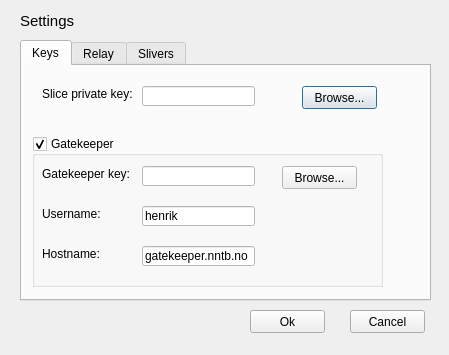
This is src/demogui/settingsdialog.ui in henrikvs/nornetdemo as Qt 5 draws it before an edit. The edited form follows.
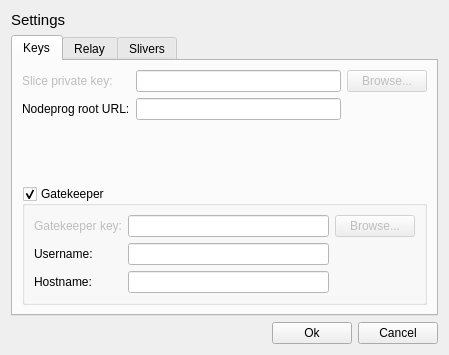
This is the edited form. The open tabs and pages were chosen to show the change.

Diff of the .ui file:
```diff
--- a/src/demogui/settingsdialog.ui
+++ b/src/demogui/settingsdialog.ui
@@ -11,17 +11,11 @@
    </rect>
   </property>
   <property name="windowTitle">
-   <string>Dialog</string>
+   <string>Settings</string>
   </property>
+  <layout class="QVBoxLayout" name="verticalLayout">
+   <item>
   <widget class="QLabel" name="label">
-   <property name="geometry">
-    <rect>
-     <x>20</x>
-     <y>10</y>
-     <width>101</width>
-     <height>21</height>
-    </rect>
-   </property>
    <property name="font">
     <font>
      <pointsize>11</pointsize>
@@ -31,15 +25,9 @@
     <string>Settings</string>
    </property>
   </widget>
+   </item>
+   <item>
   <widget class="QTabWidget" name="Relay">
-   <property name="geometry">
-    <rect>
-     <x>20</x>
-     <y>40</y>
-     <width>411</width>
-     <height>261</height>
-    </rect>
-   </property>
    <property name="palette">
     <palette>
      <active>
@@ -105,169 +93,180 @@
     </palette>
    </property>
    <property name="currentIndex">
-    <number>2</number>
+      <number>0</number>
    </property>
    <widget class="QWidget" name="tab">
     <attribute name="title">
      <string>Keys</string>
     </attribute>
+      <layout class="QVBoxLayout" name="verticalLayout_5">
+       <item>
+        <layout class="QHBoxLayout" name="horizontalLayout_3">
+         <item>
+          <layout class="QFormLayout" name="formLayout_2">
+           <item row="0" column="0">
     <widget class="QLabel" name="label_2">
-     <property name="geometry">
-      <rect>
-       <x>20</x>
-       <y>20</y>
-       <width>91</width>
-       <height>16</height>
-      </rect>
+             <property name="enabled">
+              <bool>false</bool>
      </property>
      <property name="text">
       <string>Slice private key:</string>
      </property>
     </widget>
+           </item>
+           <item row="0" column="1">
     <widget class="QLineEdit" name="sliverKeyEdit">
-     <property name="geometry">
-      <rect>
-       <x>120</x>
-       <y>20</y>
-       <width>113</width>
-       <height>20</height>
-      </rect>
-     </property>
-    </widget>
+             <property name="enabled">
+              <bool>false</bool>
+             </property>
+            </widget>
+           </item>
+           <item row="1" column="0">
+            <widget class="QLabel" name="label_10">
+             <property name="text">
+              <string>Nodeprog root URL:</string>
+             </property>
+            </widget>
+           </item>
+           <item row="1" column="1">
+            <widget class="QLineEdit" name="rootUrlEdit"/>
+           </item>
+          </layout>
+         </item>
+         <item>
+          <layout class="QVBoxLayout" name="verticalLayout_2">
+           <item>
     <widget class="QPushButton" name="sliverKeyBrowseButton">
-     <property name="geometry">
-      <rect>
-       <x>280</x>
-       <y>20</y>
-       <width>75</width>
-       <height>23</height>
-      </rect>
+             <property name="enabled">
+              <bool>false</bool>
      </property>
      <property name="text">
       <string>Browse...</string>
      </property>
     </widget>
+           </item>
+           <item>
+            <spacer name="verticalSpacer_3">
+             <property name="orientation">
+              <enum>Qt::Vertical</enum>
+             </property>
+             <property name="sizeHint" stdset="0">
+              <size>
+               <width>20</width>
+               <height>40</height>
+              </size>
+             </property>
+            </spacer>
+           </item>
+          </layout>
+         </item>
+        </layout>
+       </item>
+       <item>
     <widget class="QGroupBox" name="gatekeeperBox">
-     <property name="geometry">
-      <rect>
-       <x>10</x>
-       <y>70</y>
-       <width>351</width>
-       <height>151</height>
-      </rect>
-     </property>
      <property name="title">
       <string>Gatekeeper</string>
      </property>
      <property name="checkable">
       <bool>true</bool>
      </property>
-     <widget class="QPushButton" name="gatekeeperKeyBrowseButton">
-      <property name="geometry">
-       <rect>
-        <x>250</x>
-        <y>30</y>
-        <width>75</width>
-        <height>23</height>
-       </rect>
-      </property>
-      <property name="text">
-       <string>Browse...</string>
-      </property>
-     </widget>
-     <widget class="QLineEdit" name="gatekeeperKeyEdit">
-      <property name="geometry">
-       <rect>
-        <x>110</x>
-        <y>30</y>
-        <width>113</width>
-        <height>20</height>
-       </rect>
-      </property>
-      <property name="text">
-       <string/>
-      </property>
-     </widget>
+         <layout class="QHBoxLayout" name="horizontalLayout_2">
+          <item>
+           <layout class="QGridLayout" name="gridLayout">
+            <item row="0" column="0" rowspan="2">
+             <layout class="QFormLayout" name="formLayout">
+              <property name="fieldGrowthPolicy">
+               <enum>QFormLayout::AllNonFixedFieldsGrow</enum>
+              </property>
+              <item row="0" column="0">
      <widget class="QLabel" name="label_3">
-      <property name="geometry">
-       <rect>
-        <x>10</x>
-        <y>30</y>
-        <width>91</width>
-        <height>16</height>
-       </rect>
+                <property name="enabled">
+                 <bool>false</bool>
       </property>
       <property name="text">
        <string>Gatekeeper key:</string>
       </property>
      </widget>
+              </item>
+              <item row="0" column="1">
+               <widget class="QLineEdit" name="gatekeeperKeyEdit">
+                <property name="enabled">
+                 <bool>false</bool>
+                </property>
+                <property name="text">
+                 <string/>
+                </property>
+               </widget>
+              </item>
+              <item row="1" column="0">
      <widget class="QLabel" name="label_4">
-      <property name="geometry">
-       <rect>
-        <x>10</x>
-        <y>70</y>
-        <width>91</width>
-        <height>16</height>
-       </rect>
-      </property>
       <property name="text">
        <string>Username:</string>
       </property>
      </widget>
+              </item>
+              <item row="1" column="1">
      <widget class="QLineEdit" name="usernameEdit">
-      <property name="geometry">
-       <rect>
-        <x>110</x>
-        <y>70</y>
-        <width>113</width>
-        <height>20</height>
-       </rect>
-      </property>
       <property name="text">
-       <string>henrik</string>
-      </property>
-     </widget>
+                 <string/>
+                </property>
+               </widget>
+              </item>
+              <item row="2" column="0">
      <widget class="QLabel" name="label_5">
-      <property name="geometry">
-       <rect>
-        <x>10</x>
-        <y>110</y>
-        <width>91</width>
-        <height>16</height>
-       </rect>
-      </property>
       <property name="text">
        <string>Hostname:</string>
       </property>
      </widget>
+              </item>
+              <item row="2" column="1">
      <widget class="QLineEdit" name="hostnameEdit">
-      <property name="geometry">
-       <rect>
-        <x>110</x>
-        <y>110</y>
-        <width>113</width>
-        <height>20</height>
-       </rect>
-      </property>
+                <property name="text">
+                 <string/>
+                </property>
+               </widget>
+              </item>
+             </layout>
+            </item>
+            <item row="0" column="1">
+             <widget class="QPushButton" name="gatekeeperKeyBrowseButton">
+              <property name="enabled">
+               <bool>false</bool>
+              </property>
       <property name="text">
-       <string>gatekeeper.nntb.no</string>
-      </property>
-     </widget>
-    </widget>
+               <string>Browse...</string>
+              </property>
+             </widget>
+            </item>
+            <item row="1" column="1">
+             <spacer name="verticalSpacer">
+              <property name="orientation">
+               <enum>Qt::Vertical</enum>
+              </property>
+              <property name="sizeHint" stdset="0">
+               <size>
+                <width>20</width>
+                <height>40</height>
+               </size>
+              </property>
+             </spacer>
+            </item>
+           </layout>
+          </item>
+         </layout>
+        </widget>
+       </item>
+      </layout>
    </widget>
    <widget class="QWidget" name="tab_3">
     <attribute name="title">
      <string>Relay</string>
     </attribute>
+      <layout class="QHBoxLayout" name="horizontalLayout_7">
+       <item>
+        <layout class="QVBoxLayout" name="verticalLayout_3">
+         <item>
     <widget class="QGroupBox" name="relayBox">
-     <property name="geometry">
-      <rect>
-       <x>10</x>
-       <y>20</y>
-       <width>351</width>
-       <height>121</height>
-      </rect>
-     </property>
      <property name="title">
       <string>Relay server</string>
      </property>
@@ -277,167 +276,203 @@
      <property name="checked">
       <bool>true</bool>
      </property>
-     <widget class="QLineEdit" name="relayHostnameEdit">
-      <property name="geometry">
-       <rect>
-        <x>110</x>
-        <y>30</y>
-        <width>113</width>
-        <height>20</height>
-       </rect>
-      </property>
-      <property name="text">
-       <string>toki.dlinkddns.com</string>
-      </property>
-     </widget>
+           <layout class="QHBoxLayout" name="horizontalLayout_4">
+            <item>
+             <layout class="QFormLayout" name="formLayout_3">
+              <item row="0" column="0">
      <widget class="QLabel" name="label_8">
-      <property name="geometry">
-       <rect>
-        <x>10</x>
-        <y>30</y>
-        <width>91</width>
-        <height>16</height>
-       </rect>
-      </property>
       <property name="text">
        <string>Host name:</string>
       </property>
      </widget>
+              </item>
+              <item row="0" column="1">
+               <widget class="QLineEdit" name="relayHostnameEdit">
+                <property name="text">
+                 <string/>
+                </property>
+               </widget>
+              </item>
+              <item row="1" column="0">
      <widget class="QLabel" name="label_9">
-      <property name="geometry">
-       <rect>
-        <x>10</x>
-        <y>70</y>
-        <width>91</width>
-        <height>16</height>
-       </rect>
-      </property>
       <property name="text">
        <string>Port:</string>
       </property>
      </widget>
+              </item>
+              <item row="1" column="1">
      <widget class="QLineEdit" name="relayPortEdit">
-      <property name="geometry">
-       <rect>
-        <x>110</x>
-        <y>70</y>
-        <width>113</width>
-        <height>20</height>
-       </rect>
-      </property>
       <property name="text">
-       <string>33555</string>
-      </property>
-     </widget>
-    </widget>
+                 <string/>
+                </property>
+               </widget>
+              </item>
+             </layout>
+            </item>
+           </layout>
+          </widget>
+         </item>
+         <item>
+          <spacer name="verticalSpacer_2">
+           <property name="orientation">
+            <enum>Qt::Vertical</enum>
+           </property>
+           <property name="sizeHint" stdset="0">
+            <size>
+             <width>20</width>
+             <height>108</height>
+            </size>
+           </property>
+          </spacer>
+         </item>
+        </layout>
+       </item>
+      </layout>
    </widget>
    <widget class="QWidget" name="tab_2">
     <attribute name="title">
      <string>Slivers</string>
     </attribute>
-    <widget class="QListWidget" name="sliversWidget">
-     <property name="geometry">
-      <rect>
-       <x>10</x>
-       <y>60</y>
-       <width>231</width>
-       <height>141</height>
-      </rect>
-     </property>
-    </widget>
-    <widget class="QLabel" name="label_6">
-     <property name="geometry">
-      <rect>
-       <x>10</x>
-       <y>40</y>
-       <width>46</width>
-       <height>13</height>
-      </rect>
-     </property>
-     <property name="text">
-      <string>Hosts:</string>
-     </property>
-    </widget>
+      <layout class="QVBoxLayout" name="verticalLayout_4">
+       <item>
+        <layout class="QHBoxLayout" name="horizontalLayout_8">
+         <item>
+          <layout class="QFormLayout" name="formLayout_4">
+           <item row="0" column="0">
     <widget class="QLabel" name="label_7">
-     <property name="geometry">
-      <rect>
-       <x>10</x>
-       <y>10</y>
-       <width>61</width>
-       <height>16</height>
-      </rect>
-     </property>
      <property name="text">
       <string>Slicename:</string>
      </property>
     </widget>
+           </item>
+           <item row="0" column="1">
     <widget class="QLineEdit" name="sliceNameEdit">
-     <property name="geometry">
-      <rect>
-       <x>80</x>
-       <y>10</y>
-       <width>113</width>
+             <property name="text">
+              <string/>
+             </property>
+            </widget>
+           </item>
+          </layout>
+         </item>
+         <item>
+          <spacer name="horizontalSpacer_4">
+           <property name="orientation">
+            <enum>Qt::Horizontal</enum>
+           </property>
+           <property name="sizeHint" stdset="0">
+            <size>
+             <width>78</width>
        <height>20</height>
-      </rect>
-     </property>
+            </size>
+           </property>
+          </spacer>
+         </item>
+        </layout>
+       </item>
+       <item>
+        <widget class="QLabel" name="label_6">
      <property name="text">
-      <string>srl_nndemo</string>
-     </property>
-    </widget>
+          <string>Hosts:</string>
+         </property>
+        </widget>
+       </item>
+       <item>
+        <layout class="QHBoxLayout" name="horizontalLayout_6">
+         <item>
+          <widget class="QListWidget" name="sliversWidget">
+           <property name="baseSize">
+            <size>
+             <width>0</width>
+             <height>0</height>
+            </size>
+           </property>
+          </widget>
+         </item>
+         <item>
+          <spacer name="horizontalSpacer_3">
+           <property name="orientation">
+            <enum>Qt::Horizontal</enum>
+           </property>
+           <property name="sizeType">
+            <enum>QSizePolicy::Expanding</enum>
+           </property>
+           <property name="sizeHint" stdset="0">
+            <size>
+             <width>80</width>
+             <height>20</height>
+            </size>
+           </property>
+          </spacer>
+         </item>
+        </layout>
+       </item>
+       <item>
+        <layout class="QHBoxLayout" name="horizontalLayout_5">
+         <item>
     <widget class="QPushButton" name="addHostButton">
-     <property name="geometry">
-      <rect>
-       <x>20</x>
-       <y>210</y>
-       <width>75</width>
-       <height>23</height>
-      </rect>
-     </property>
      <property name="text">
       <string>Add host</string>
      </property>
     </widget>
+         </item>
+         <item>
     <widget class="QPushButton" name="deleteHostButton">
-     <property name="geometry">
-      <rect>
-       <x>110</x>
-       <y>210</y>
-       <width>75</width>
-       <height>23</height>
-      </rect>
-     </property>
      <property name="text">
       <string>Delete host</string>
      </property>
     </widget>
-   </widget>
-  </widget>
+         </item>
+         <item>
+          <spacer name="horizontalSpacer_2">
+           <property name="orientation">
+            <enum>Qt::Horizontal</enum>
+           </property>
+           <property name="sizeHint" stdset="0">
+            <size>
+             <width>40</width>
+             <height>20</height>
+            </size>
+           </property>
+          </spacer>
+         </item>
+        </layout>
+       </item>
+      </layout>
+     </widget>
+    </widget>
+   </item>
+   <item>
+    <layout class="QHBoxLayout" name="horizontalLayout">
+     <item>
+      <spacer name="horizontalSpacer">
+       <property name="orientation">
+        <enum>Qt::Horizontal</enum>
+       </property>
+       <property name="sizeHint" stdset="0">
+        <size>
+         <width>198</width>
+         <height>20</height>
+        </size>
+       </property>
+      </spacer>
+     </item>
+     <item>
   <widget class="QPushButton" name="okButton">
-   <property name="geometry">
-    <rect>
-     <x>250</x>
-     <y>310</y>
-     <width>75</width>
-     <height>23</height>
-    </rect>
-   </property>
    <property name="text">
     <string>Ok</string>
    </property>
   </widget>
+     </item>
+     <item>
   <widget class="QPushButton" name="cancelButton">
-   <property name="geometry">
-    <rect>
-     <x>350</x>
-     <y>310</y>
-     <width>75</width>
-     <height>23</height>
-    </rect>
-   </property>
    <property name="text">
     <string>Cancel</string>
    </property>
   </widget>
+     </item>
+    </layout>
+   </item>
+  </layout>
  </widget>
  <resources/>
  <connections/>
```
Lines whose indentation alone changed are shown as unchanged.
